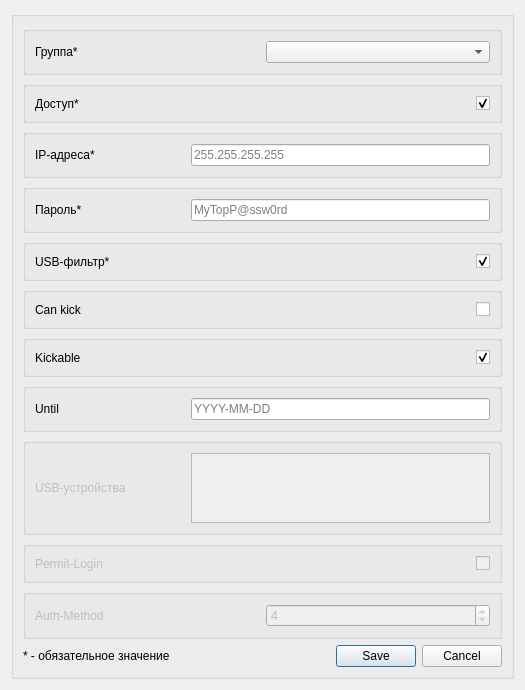
The window that hubm_admin_panel/ui/ui_new_policies.ui (PrintLine512/hubM-Admin-Panel) describes before a commit, drawn with Qt 5.
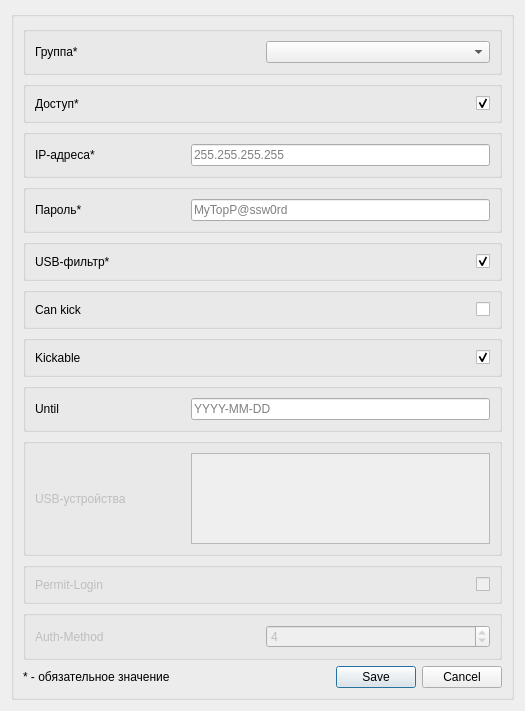
The same window after the commit.

Patch:
```diff
--- a/hubm_admin_panel/ui/ui_new_policies.ui
+++ b/hubm_admin_panel/ui/ui_new_policies.ui
@@ -7,7 +7,7 @@
     <x>0</x>
     <y>0</y>
     <width>525</width>
-    <height>663</height>
+    <height>711</height>
    </rect>
   </property>
   <property name="windowTitle">
```
